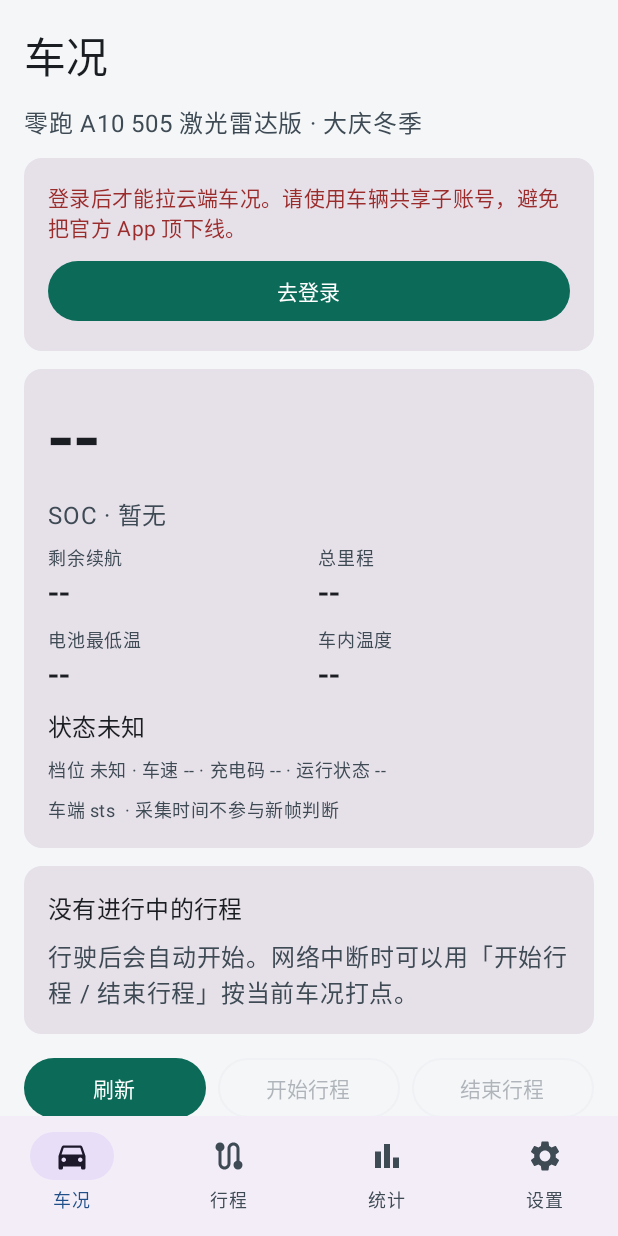
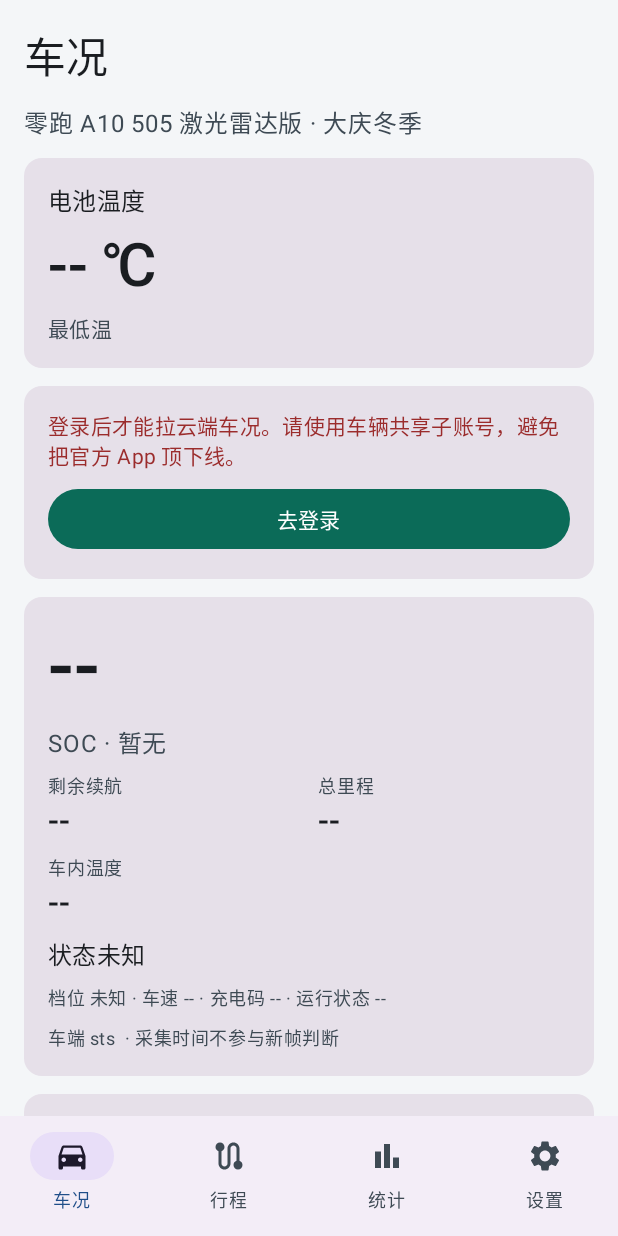
Before and after one commit to wangsy1007/leapmotor-a10-energy, an Android app built with Jetpack Compose: the VehicleScreen screen opened through its navigation route, on a phone screen of 412 x 824 dp. Run offline under Robolectric (Android 15) with nearby library versions, the phone set to English and light mode, and no system bars; our stand-ins replace Room's generated code.

Commit message:
在车况首页单独展示电池最低温
打开车况页就能看到电池温度卡片，没有刷新或暂无数据时也保留 -- ℃。主显信号 1182，0℃ 及以下标为冰点以下，-10℃ 及以下标为极寒。

Co-authored-by: 王澍胤 <wangsy1007@users.noreply.github.com>

```diff
--- a/app/src/main/java/cn/daqing/leap/a10energy/domain/CloudParse.kt
+++ b/app/src/main/java/cn/daqing/leap/a10energy/domain/CloudParse.kt
@@ -58,6 +58,9 @@ fun parseSignalResponse(raw: String): SignalParse {
         odoKm = map.firstNumber("1318", "totalMileage", "odometer"),
         speedKmh = speed,
         gear = gear,
+        // 国内 SIGNAL_IDS 里电池温度只有 1182（电池最低温 ℃）。
+        // 具名 minBatteryTemp / minSingleTemp 只是 T03 那类具名帧的兜底。
+        // 1186 是电池加热开关，1349 是车内温度，协议表里没有电池最高温或平均温。
         batteryMinTemp = map.firstNumber("1182", "minBatteryTemp", "minSingleTemp"),
         interiorTemp = map.firstNumber("1349", "indoorTemp", "interiorTemp"),
         chargeCode = charge,
--- /dev/null
+++ b/app/src/main/java/cn/daqing/leap/a10energy/ui/BatteryTemp.kt
@@ -0,0 +1,112 @@
+package cn.daqing.leap.a10energy.ui
+
+import androidx.compose.foundation.isSystemInDarkTheme
+import androidx.compose.foundation.layout.Arrangement
+import androidx.compose.foundation.layout.Column
+import androidx.compose.foundation.layout.Row
+import androidx.compose.foundation.layout.fillMaxWidth
+import androidx.compose.material3.MaterialTheme
+import androidx.compose.material3.Text
+import androidx.compose.runtime.Composable
+import androidx.compose.ui.Alignment
+import androidx.compose.ui.Modifier
+import androidx.compose.ui.graphics.Color
+import androidx.compose.ui.text.font.FontWeight
+import java.util.Locale
+
+enum class BatteryTempTone { NONE, COLD, SEVERE }
+
+data class BatteryTempUi(
+    val title: String,
+    val valueText: String,
+    val caption: String,
+    val status: String?,
+    val tone: BatteryTempTone,
+)
+
+fun fmtTemp(value: Double?): String {
+    if (value == null || value.isNaN()) return "-- ℃"
+    return String.format(Locale.CHINA, "%.1f ℃", value)
+}
+
+/**
+ * 首页电池温度。主显最低温。协议只有 1182，最高温 / 平均温没有信号号；
+ * 调用方若另行拿到这两个数，有值时附在说明里，不替换主显。
+ * 低温分档按大庆冬季：≤ 0℃ 冰点以下，≤ -10℃ 极寒。没有读数时保留 `-- ℃`。
+ */
+fun batteryTempUi(minC: Double?, maxC: Double? = null, avgC: Double? = null): BatteryTempUi {
+    val min = minC.finiteOrNull()
+    val max = maxC.finiteOrNull()
+    val avg = avgC.finiteOrNull()
+    val tone = when {
+        min == null -> BatteryTempTone.NONE
+        min <= -10.0 -> BatteryTempTone.SEVERE
+        min <= 0.0 -> BatteryTempTone.COLD
+        else -> BatteryTempTone.NONE
+    }
+    val status = when (tone) {
+        BatteryTempTone.SEVERE -> "极寒"
+        BatteryTempTone.COLD -> "冰点以下"
+        BatteryTempTone.NONE -> null
+    }
+    val caption = if (max == null && avg == null) {
+        "最低温"
+    } else {
+        listOfNotNull(
+            min?.let { "最低 ${fmtTemp(it)}" },
+            max?.let { "最高 ${fmtTemp(it)}" },
+            avg?.let { "平均 ${fmtTemp(it)}" },
+        ).joinToString(" · ")
+    }
+    return BatteryTempUi(
+        title = "电池温度",
+        valueText = fmtTemp(min),
+        caption = caption,
+        status = status,
+        tone = tone,
+    )
+}
+
+private fun Double?.finiteOrNull(): Double? = this?.takeUnless { it.isNaN() || it.isInfinite() }
+
+private val ColdLight = Color(0xFF1F4E89)
+private val ColdDark = Color(0xFF9CC4F5)
+private val SevereLight = Color(0xFF0E3A6A)
+private val SevereDark = Color(0xFFD6E6FA)
+
+@Composable
+fun batteryTempColor(tone: BatteryTempTone): Color {
+    val dark = isSystemInDarkTheme()
+    return when (tone) {
+        BatteryTempTone.NONE -> MaterialTheme.colorScheme.onSurface
+        BatteryTempTone.COLD -> if (dark) ColdDark else ColdLight
+        BatteryTempTone.SEVERE -> if (dark) SevereDark else SevereLight
+    }
+}
+
+@Composable
+fun BatteryTempCard(minC: Double?, maxC: Double? = null, avgC: Double? = null) {
+    val ui = batteryTempUi(minC, maxC, avgC)
+    val color = batteryTempColor(ui.tone)
+    SectionCard {
+        Row(
+            Modifier.fillMaxWidth(),
+            horizontalArrangement = Arrangement.SpaceBetween,
+            verticalAlignment = Alignment.CenterVertically,
+        ) {
+            Text(ui.title, style = MaterialTheme.typography.titleMedium)
+            if (ui.status != null) {
+                Text(
+                    ui.status,
+                    color = color,
+                    style = MaterialTheme.typography.titleMedium,
+                    fontWeight = FontWeight.SemiBold,
+                )
+            }
+        }
+        Text(ui.valueText, style = BatteryTempNumberStyle, color = color)
+        if (ui.caption.isNotBlank()) {
+            Text(ui.caption, style = MaterialTheme.typography.bodyMedium, color = MaterialTheme.colorScheme.onSurfaceVariant)
+        }
+    }
+}
--- a/app/src/main/java/cn/daqing/leap/a10energy/ui/Theme.kt
+++ b/app/src/main/java/cn/daqing/leap/a10energy/ui/Theme.kt
@@ -47,6 +47,7 @@ private val DarkColors = darkColorScheme(
 )
 
 val SocNumberStyle = TextStyle(fontSize = 52.sp, fontWeight = FontWeight.SemiBold, fontFeatureSettings = "tnum")
+val BatteryTempNumberStyle = TextStyle(fontSize = 40.sp, fontWeight = FontWeight.SemiBold, fontFeatureSettings = "tnum")
 
 @Composable
 fun A10Theme(content: @Composable () -> Unit) {
--- a/app/src/main/java/cn/daqing/leap/a10energy/ui/VehicleScreen.kt
+++ b/app/src/main/java/cn/daqing/leap/a10energy/ui/VehicleScreen.kt
@@ -101,6 +101,7 @@ fun VehicleScreen(nav: NavController) {
         Text("车况", style = MaterialTheme.typography.headlineMedium)
         Text("零跑 A10 505 激光雷达版 · 大庆冬季", color = MaterialTheme.colorScheme.onSurfaceVariant)
         if (busy) LinearProgressIndicator(Modifier.fillMaxWidth())
+        BatteryTempCard(snap?.batteryMinTemp)
         if (sync?.selectedVin.isNullOrBlank()) {
             SectionCard {
                 Banner("登录后才能拉云端车况。请使用车辆共享子账号，避免把官方 App 顶下线。", warning = true)
@@ -127,7 +128,7 @@ fun VehicleScreen(nav: NavController) {
                 color = MaterialTheme.colorScheme.onSurfaceVariant,
             )
             MetricRow("剩余续航", fmt(snap?.rangeKm, 0, " km"), "总里程", fmt(snap?.odoKm, 1, " km"))
-            MetricRow("电池最低温", fmt(snap?.batteryMinTemp, 1, " ℃"), "车内温度", fmt(snap?.interiorTemp, 1, " ℃"))
+            Metric("车内温度", fmt(snap?.interiorTemp, 1, " ℃"))
             Text(snap?.statusLabel() ?: "状态未知", style = MaterialTheme.typography.titleMedium)
             Text(
                 "档位 ${gearLabel(snap?.gear)} · 车速 ${fmt(snap?.speedKmh, 0, " km/h")} · 充电码 ${snap?.chargeCode ?: "--"} · 运行状态 ${snap?.vehicleStateCode ?: "--"}",
```
Also changed, not shown: 2 other files.
